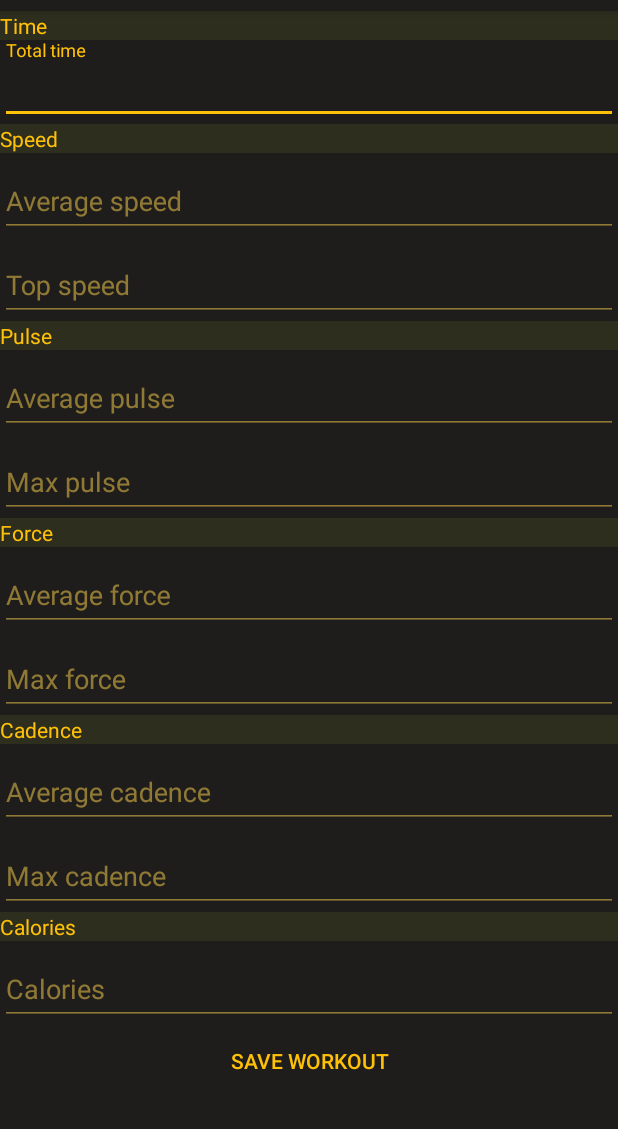
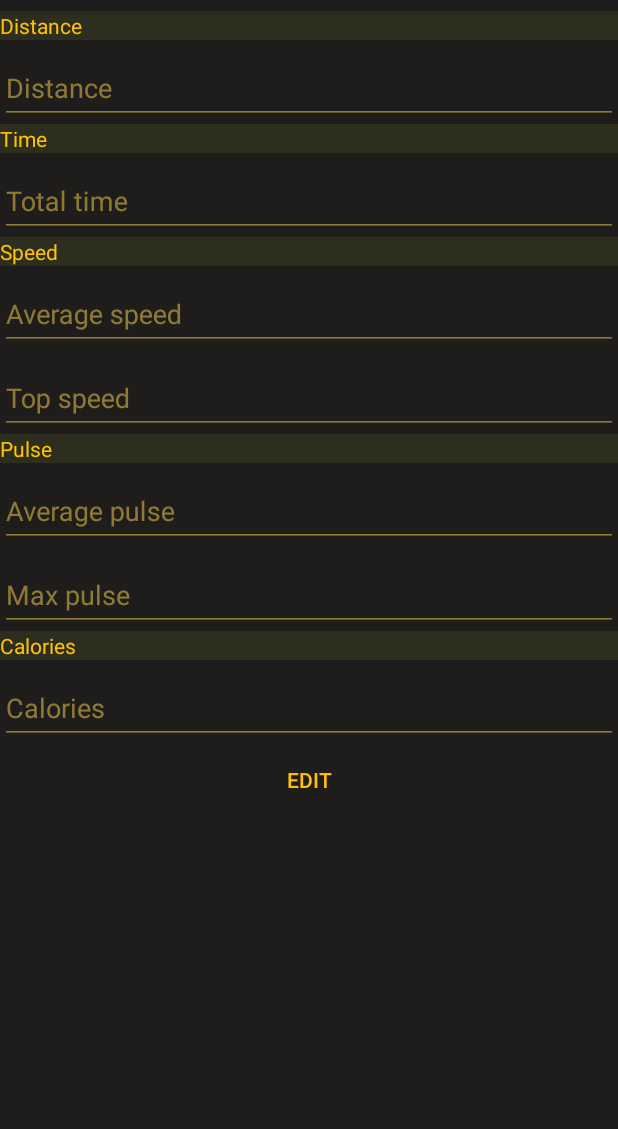
Before and after one commit to Lepuff/lightWeight, an Android app: the ViewRunWorkoutActivity screen opened directly, with no data from a screen before it, on a phone screen of 412 x 824 dp, the part 73-1202 px from its top. Run offline under Robolectric (Android 15) with nearby library versions, the phone set to English and light mode, and no system bars; our stand-ins replace Firebase (no records; nobody signed in at launch, a user with empty details on screens opened directly).

Commit message:
View Running layout

```diff
--- a/app/src/main/java/com/example/lightweight/ui/workoutDetails/Run/ViewRunWorkoutActivity.kt
+++ b/app/src/main/java/com/example/lightweight/ui/workoutDetails/Run/ViewRunWorkoutActivity.kt
@@ -2,12 +2,78 @@ package com.example.lightweight.ui.workoutDetails.Run
 
 import androidx.appcompat.app.AppCompatActivity
 import android.os.Bundle
+import android.view.LayoutInflater
+import android.view.View
+import android.widget.Button
+import androidx.appcompat.app.AlertDialog
 import com.example.lightweight.R
+import com.google.android.material.textfield.TextInputEditText
+import com.google.firebase.firestore.FirebaseFirestore
 
 class ViewRunWorkoutActivity : AppCompatActivity() {
 
+    private val db = FirebaseFirestore.getInstance()
+
     override fun onCreate(savedInstanceState: Bundle?) {
         super.onCreate(savedInstanceState)
-        setContentView(R.layout.activity_new_cycling_workout)
+        setContentView(R.layout.activity_new_running_workout)
+
+
+
+
+
+
+
+        setEditable(false)
+        val editWorkoutButton = findViewById<Button>(R.id.new_running_edit_button)
+        val saveButton = findViewById<Button>(R.id.new_running_save_button)
+        editWorkoutButton.visibility = View.VISIBLE
+        editWorkoutButton.setOnClickListener {
+            editWorkoutButton.visibility = View.GONE
+            saveButton.visibility = View.VISIBLE
+            setEditable(true)
+        }
+
+        saveButton.setOnClickListener {
+            saveRunningDialog()
+        }
+
+
     }
+
+
+    private fun setEditable(boolean: Boolean){
+        findViewById<TextInputEditText>(R.id.new_running_distance_editText).isEnabled = boolean
+        findViewById<TextInputEditText>(R.id.new_running_total_time_editText).isEnabled = boolean
+        findViewById<TextInputEditText>(R.id.new_running_average_speed_editText).isEnabled = boolean
+        findViewById<TextInputEditText>(R.id.new_running_top_speed_editText).isEnabled = boolean
+        findViewById<TextInputEditText>(R.id.new_running_average_pulse_editText).isEnabled = boolean
+        findViewById<TextInputEditText>(R.id.new_running_max_pulse_editText).isEnabled = boolean
+        findViewById<TextInputEditText>(R.id.new_running_calories_editText).isEnabled = boolean
+
+    }
+    private fun saveRunningDialog() {
+        val dialogView =
+            LayoutInflater.from(this).inflate(R.layout.dialog_save_workout, null)
+        val saveButton = dialogView.findViewById<Button>(R.id.save_workout_save_button)
+
+        val dialogBuilder = AlertDialog.Builder(this)
+            .setView(dialogView)
+        val dialog = dialogBuilder.show()
+
+        saveButton.setOnClickListener {
+            //save
+            dialog.cancel()
+            finish()
+        }
+
+    }
+
+
+    private fun getRunningInfoFromDb(){
+
+    }
+
+
+
 }
--- a/app/src/main/res/layout/activity_new_running_workout.xml
+++ b/app/src/main/res/layout/activity_new_running_workout.xml
@@ -82,6 +82,7 @@
         <com.google.android.material.textfield.TextInputLayout
             android:layout_width="match_parent"
             android:layout_height="wrap_content"
+
             android:theme="@style/TextInputLayoutAppearance">
 
             <com.google.android.material.textfield.TextInputEditText
@@ -90,6 +91,7 @@
                 android:layout_height="wrap_content"
                 android:hint="@string/top_speed"
                 android:inputType="numberDecimal"
+
                 android:textColor="@color/text_content" />
         </com.google.android.material.textfield.TextInputLayout>
 
@@ -156,6 +158,16 @@
             android:layout_height="wrap_content"
             android:background="@color/background_button"
             android:text="@string/save_workout"
-            android:textColor="@color/text_button" />
+            android:textColor="@color/text_button"
+            android:visibility="gone"
+            />
+        <Button
+            android:id="@+id/new_running_edit_button"
+            android:layout_width="match_parent"
+            android:layout_height="wrap_content"
+            android:background="@color/background_button"
+            android:text="@string/edit"
+            android:textColor="@color/text_button"
+            android:visibility="gone"/>
     </LinearLayout>
 </androidx.core.widget.NestedScrollView>
--- a/app/src/main/res/values/strings.xml
+++ b/app/src/main/res/values/strings.xml
@@ -74,6 +74,7 @@
     <string name="login_failed">Login failed</string>
     <string name="average_force">Average force</string>
     <string name="save">save</string>
+    <string name="edit_workout">Edit Workout</string>
 
     <!--Todo allt efter detta! -->
 
```
